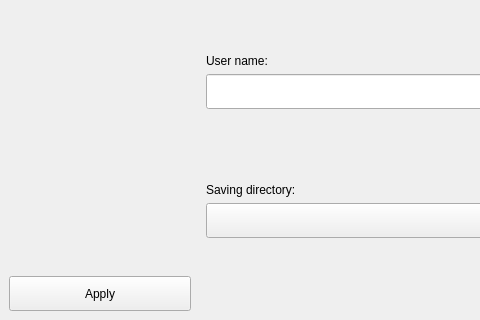
Old version of the form sequential/views/Preferences_Widget.ui in the repository aquilesC/NanoCETPy; both pictures show x 0 to 480 and y 430 to 750 of the 1000 by 750 pixel window.
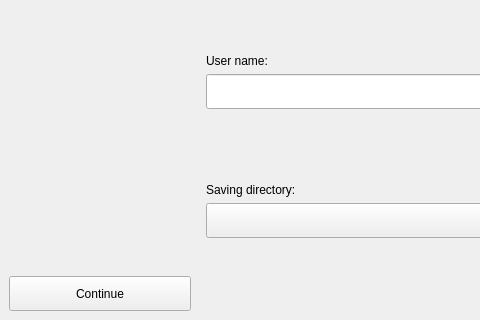
New version of the form. Icons and pictures are not drawn.

Commit message: UI updates from feedback round

Patch:
```diff
--- a/sequential/views/Preferences_Widget.ui
+++ b/sequential/views/Preferences_Widget.ui
@@ -78,7 +78,7 @@
          </size>
         </property>
         <property name="text">
-         <string>Apply</string>
+         <string>Continue</string>
         </property>
         <property name="flat">
          <bool>false</bool>
```
The commit also changes 6 other files.
